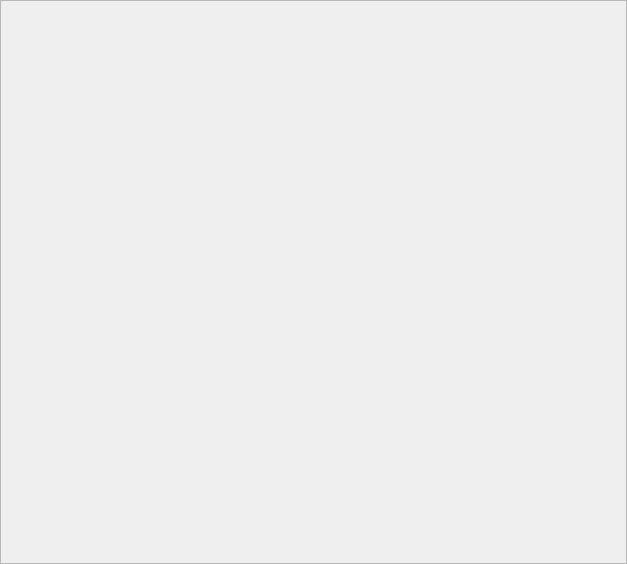
First picture: the form in kleiner-brauhelfer/tabzusammenfassung.ui, repository kleiner-brauhelfer/kleiner-brauhelfer-2, before the edit.
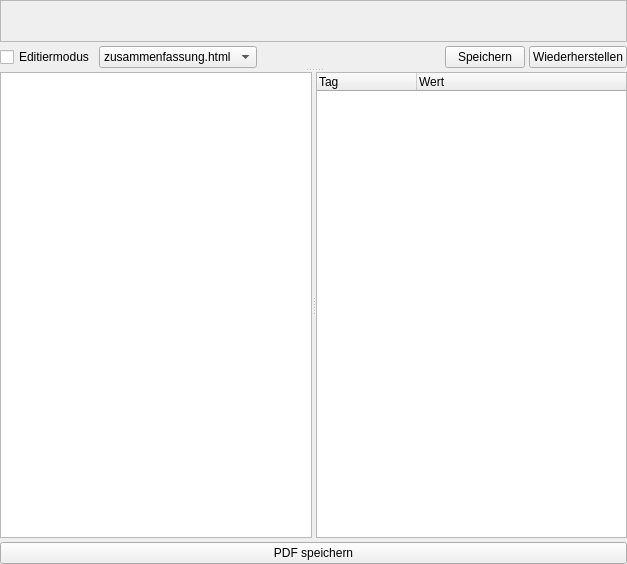
Second picture: the form after the edit. Custom widgets are drawn as their Qt base class.

Patch:
```diff
--- a/kleiner-brauhelfer/tabzusammenfassung.ui
+++ b/kleiner-brauhelfer/tabzusammenfassung.ui
@@ -13,7 +13,10 @@
   <property name="windowTitle">
    <string>Form</string>
   </property>
-  <layout class="QVBoxLayout" name="verticalLayout_2">
+  <layout class="QVBoxLayout" name="verticalLayout">
+   <property name="spacing">
+    <number>4</number>
+   </property>
    <property name="leftMargin">
     <number>0</number>
    </property>
@@ -27,34 +30,171 @@
     <number>0</number>
    </property>
    <item>
-    <widget class="QFrame" name="frame">
-     <property name="frameShape">
-      <enum>QFrame::StyledPanel</enum>
+    <widget class="QSplitter" name="splitterEdit">
+     <property name="orientation">
+      <enum>Qt::Vertical</enum>
      </property>
-     <property name="frameShadow">
-      <enum>QFrame::Plain</enum>
-     </property>
-     <layout class="QVBoxLayout" name="verticalLayout">
-      <property name="leftMargin">
-       <number>0</number>
+     <widget class="QWidget" name="verticalLayoutWidget_3">
+      <layout class="QVBoxLayout" name="verticalLayout_3">
+       <property name="spacing">
+        <number>4</number>
+       </property>
+       <item>
+        <widget class="QFrame" name="frame">
+         <property name="sizePolicy">
+          <sizepolicy hsizetype="Expanding" vsizetype="Expanding">
+           <horstretch>0</horstretch>
+           <verstretch>0</verstretch>
+          </sizepolicy>
+         </property>
+         <property name="frameShape">
+          <enum>QFrame::StyledPanel</enum>
+         </property>
+         <layout class="QVBoxLayout" name="verticalLayout_5">
+          <property name="spacing">
+           <number>4</number>
+          </property>
+          <property name="leftMargin">
+           <number>0</number>
+          </property>
+          <property name="topMargin">
+           <number>0</number>
+          </property>
+          <property name="rightMargin">
+           <number>0</number>
+          </property>
+          <property name="bottomMargin">
+           <number>0</number>
+          </property>
+          <item>
+           <widget class="WebView" name="webview" native="true"/>
+          </item>
+         </layout>
+        </widget>
+       </item>
+       <item>
+        <layout class="QHBoxLayout" name="horizontalLayout_3">
+         <item>
+          <widget class="QCheckBox" name="cbEditMode">
+           <property name="text">
+            <string>Editiermodus</string>
+           </property>
+          </widget>
+         </item>
+         <item>
+          <widget class="ComboBox" name="cbTemplateAuswahl">
+           <item>
+            <property name="text">
+             <string notr="true">zusammenfassung.html</string>
+            </property>
+           </item>
+           <item>
+            <property name="text">
+             <string notr="true">style_hell.css</string>
+            </property>
+           </item>
+           <item>
+            <property name="text">
+             <string notr="true">style_dunkel.css</string>
+            </property>
+           </item>
+          </widget>
+         </item>
+         <item>
+          <spacer name="horizontalSpacer_3">
+           <property name="orientation">
+            <enum>Qt::Horizontal</enum>
+           </property>
+           <property name="sizeHint" stdset="0">
+            <size>
+             <width>40</width>
+             <height>20</height>
+            </size>
+           </property>
+          </spacer>
+         </item>
+         <item>
+          <widget class="QPushButton" name="btnSaveTemplate">
+           <property name="text">
+            <string>Speichern</string>
+           </property>
+          </widget>
+         </item>
+         <item>
+          <widget class="QPushButton" name="btnRestoreTemplate">
+           <property name="text">
+            <string>Wiederherstellen</string>
+           </property>
+          </widget>
+         </item>
+        </layout>
+       </item>
+      </layout>
+     </widget>
+     <widget class="QSplitter" name="splitterTags">
+      <property name="orientation">
+       <enum>Qt::Horizontal</enum>
       </property>
-      <property name="topMargin">
-       <number>0</number>
-      </property>
-      <property name="rightMargin">
-       <number>0</number>
-      </property>
-      <property name="bottomMargin">
-       <number>0</number>
-      </property>
-      <item>
-       <widget class="QWidget" name="webview" native="true"/>
-      </item>
-     </layout>
+      <widget class="QPlainTextEdit" name="tbTemplate">
+       <property name="lineWrapMode">
+        <enum>QPlainTextEdit::NoWrap</enum>
+       </property>
+      </widget>
+      <widget class="QTreeWidget" name="treeViewTemplateTags">
+       <property name="sizePolicy">
+        <sizepolicy hsizetype="Minimum" vsizetype="Expanding">
+         <horstretch>0</horstretch>
+         <verstretch>0</verstretch>
+        </sizepolicy>
+       </property>
+       <property name="editTriggers">
+        <set>QAbstractItemView::NoEditTriggers</set>
+       </property>
+       <property name="alternatingRowColors">
+        <bool>true</bool>
+       </property>
+       <property name="selectionMode">
+        <enum>QAbstractItemView::NoSelection</enum>
+       </property>
+       <property name="columnCount">
+        <number>2</number>
+       </property>
+       <column>
+        <property name="text">
+         <string notr="true">Tag</string>
+        </property>
+       </column>
+       <column>
+        <property name="text">
+         <string notr="true">Wert</string>
+        </property>
+       </column>
+      </widget>
+     </widget>
+    </widget>
+   </item>
+   <item>
+    <widget class="QPushButton" name="btnToPdf">
+     <property name="text">
+      <string>PDF speichern</string>
+     </property>
     </widget>
    </item>
   </layout>
  </widget>
+ <customwidgets>
+  <customwidget>
+   <class>ComboBox</class>
+   <extends>QComboBox</extends>
+   <header>widgets/combobox.h</header>
+  </customwidget>
+  <customwidget>
+   <class>WebView</class>
+   <extends>QWidget</extends>
+   <header>widgets/webview.h</header>
+   <container>1</container>
+  </customwidget>
+ </customwidgets>
  <resources/>
  <connections/>
 </ui>
```
